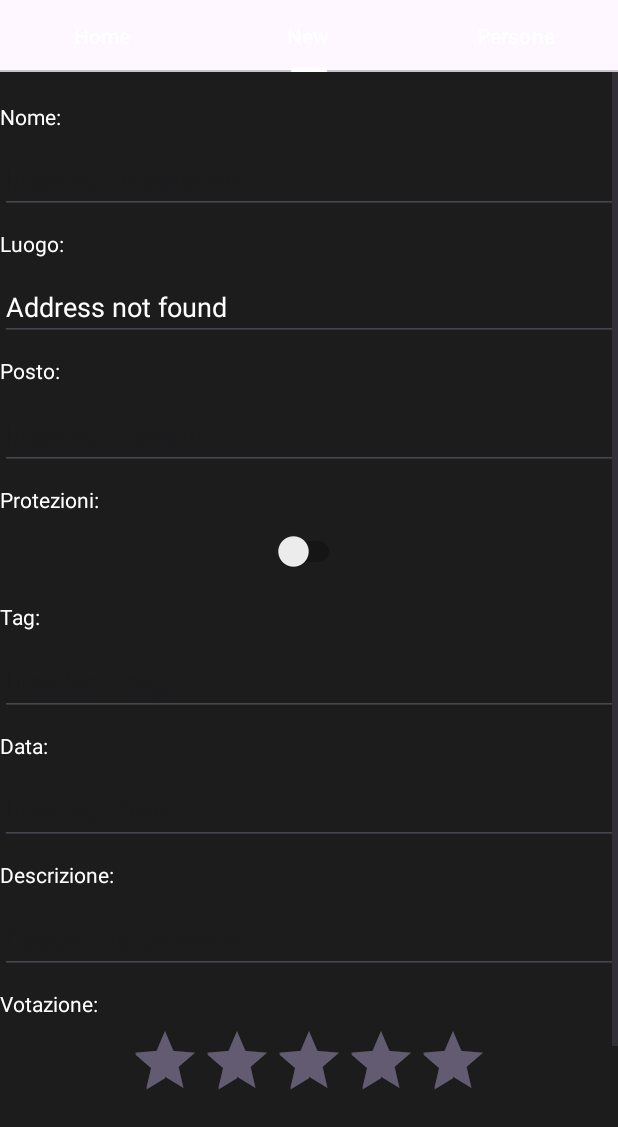
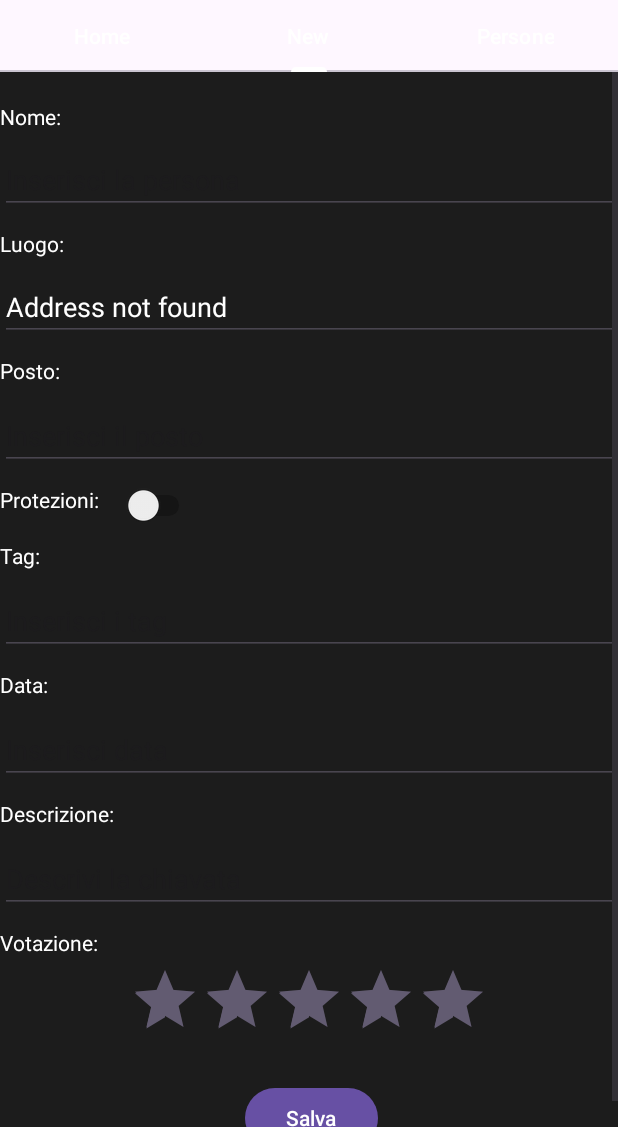
Before and after one commit to fralnz/UFS13, an Android app: the screen it shows after launch (MainActivity), tab 2 chosen, on a phone screen of 412 x 824 dp, the part 109-1236 px from its top. Run offline under Robolectric (Android 15) with nearby library versions, the phone set to English and light mode, and no system bars; 2 statements that could not run were skipped.

Commit message:
migliorato la posizione dello switch

```diff
--- a/app/src/main/res/layout/nuova_chiavata.xml
+++ b/app/src/main/res/layout/nuova_chiavata.xml
@@ -11,13 +11,14 @@
     <ScrollView
         android:id="@+id/scrollContent"
         android:layout_width="match_parent"
-        android:layout_height="match_parent">>
+        android:layout_height="match_parent">
 
         <RelativeLayout
             android:layout_width="match_parent"
             android:layout_height="wrap_content"
             android:orientation="vertical">
 
+            <!-- Previous views remain unchanged -->
             <TextView
                 android:id="@+id/nomeText"
                 android:layout_width="match_parent"
@@ -66,7 +67,6 @@
                 android:text="Posto:"
                 android:textColor="#FFFFFF" />
 
-
             <EditText
                 android:id="@+id/posto"
                 android:layout_width="match_parent"
@@ -78,13 +78,14 @@
                 android:inputType="text"
                 android:textColor="#FFFFFF" />
 
+            <!-- Modified protezioni section -->
             <TextView
                 android:id="@+id/protezioniText"
-                android:layout_width="match_parent"
+                android:layout_width="wrap_content"
                 android:layout_height="wrap_content"
                 android:layout_below="@id/posto"
                 android:layout_marginTop="10dp"
-                android:layout_marginBottom="1dp"
+                android:layout_marginBottom="10dp"
                 android:text="Protezioni:"
                 android:textColor="#FFFFFF" />
 
@@ -92,10 +93,14 @@
                 android:id="@+id/protezioni"
                 android:layout_width="wrap_content"
                 android:layout_height="wrap_content"
-                android:layout_centerInParent="true"
-                android:layout_below="@id/protezioniText"
-                android:layout_margin="10dp" />
+                android:layout_below="@id/posto"
+                android:layout_marginStart="16dp"
+                android:layout_marginTop="10dp"
+                android:layout_toEndOf="@id/protezioniText"
+                android:minWidth="48dp"
+                android:textColor="#FFFFFF" />
 
+            <!-- Remaining views unchanged -->
             <TextView
                 android:id="@+id/selezionaTagText"
                 android:layout_width="match_parent"
@@ -105,7 +110,6 @@
                 android:layout_marginBottom="1dp"
                 android:text="Tag:"
                 android:textColor="#FFFFFF" />
-
 
             <MultiAutoCompleteTextView
                 android:id="@+id/selezionaTag"
@@ -141,7 +145,6 @@
                 android:inputType="date"
                 android:textColor="#FFFFFF" />
 
-
             <TextView
                 android:id="@+id/descrizioneText"
                 android:layout_width="match_parent"
@@ -173,7 +176,6 @@
                 android:text="Votazione:"
                 android:textColor="#FFFFFF" />
 
-
             <RatingBar
                 android:id="@+id/ratingExperience"
                 android:layout_width="wrap_content"
@@ -201,8 +203,6 @@
                 android:layout_marginEnd="160dp"
                 android:text="Salva" />
 
-
         </RelativeLayout>
     </ScrollView>
-
 </RelativeLayout>
```
